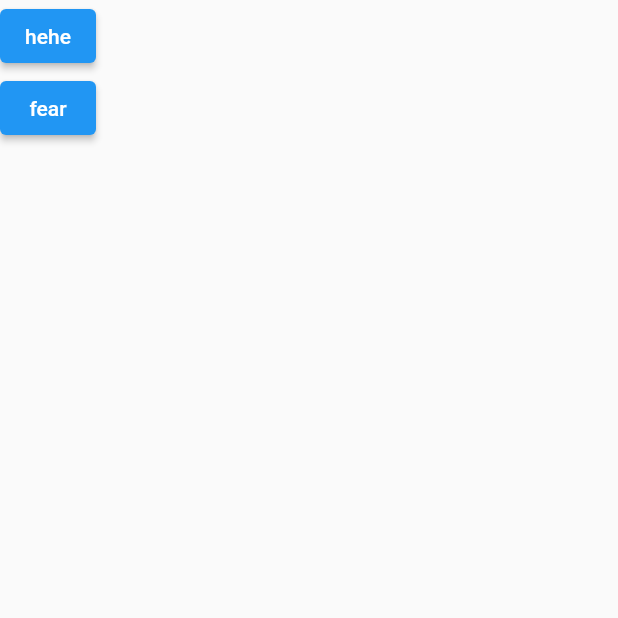
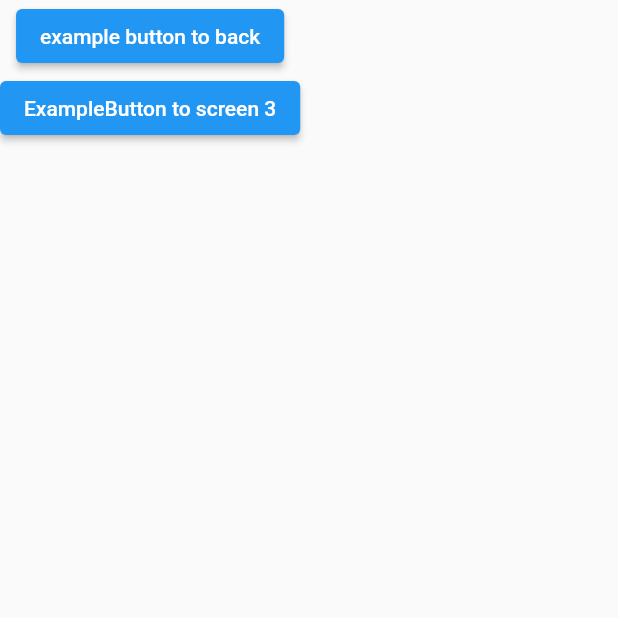
Before and after one commit to mshaheerz/flutter-login-design, a Flutter app: the screen it shows after launch, after a tap on "sign up", on a phone screen of 412 x 824 dp, the top half of it. Run offline on Flutter 3.47's test engine with Material 2 defaults, Android fonts, the phone set to English and light mode, and no system bars.

Commit message:
some fixes

```diff
--- a/lib/screen_1.dart
+++ b/lib/screen_1.dart
@@ -39,7 +39,7 @@ class ScreenOne extends StatelessWidget {
                     fillColor: Colors.white,
                     filled: true,
 
-                  hintText: 'Enter your name',
+                  hintText: 'Uasername',
 
                   hintStyle: TextStyle(color: Colors.black),
 
@@ -72,7 +72,7 @@ class ScreenOne extends StatelessWidget {
                     fillColor: Colors.white,
                     filled: true,
 
-                  hintText: 'Enter your Password',
+                  hintText: 'Password',
 
                   hintStyle: TextStyle(color: Colors.black),
 
@@ -98,7 +98,7 @@ class ScreenOne extends StatelessWidget {
 
                 color: Colors.white,
                 shape: ShapeBorder.lerp(Border.all(color: Colors.black), Border.all(color: Colors.white), 0.5),
-                child: Text('Next',style: TextStyle(color: Colors.black),),
+                child: Text('Sign In',style: TextStyle(color: Colors.black),),
               ),
             ),
 
--- a/lib/screen_2.dart
+++ b/lib/screen_2.dart
@@ -14,14 +14,14 @@ class ScreenTwo extends StatelessWidget {
                 Navigator.of(context).pop();
               },
               // ignore: prefer_const_constructors
-              child: Text('hehe')),
+              child: Text('example button to back')),
           ElevatedButton(
               onPressed: () {
                 Navigator.of(context).push(MaterialPageRoute(builder: (ctx) {
                   return ScreenThree();
                 }));
               },
-              child: Text('fear'))
+              child: Text('ExampleButton to screen 3'))
         ]),
       ),
     );
--- a/lib/screen_3.dart
+++ b/lib/screen_3.dart
@@ -11,8 +11,8 @@ class ScreenThree extends StatelessWidget {
       backgroundColor: Colors.green,
       body: SafeArea(child: Column(children: [
 
-        Text('hhaha',
-        style: TextStyle(color: Colors.red[400]),
+        Text('This is screen 3 ',
+        style: TextStyle(color: Colors.black),
         ),
        ElevatedButton(
               onPressed: () {
```
Also changed, not shown: lib/main.dart (+1 -11 lines).
